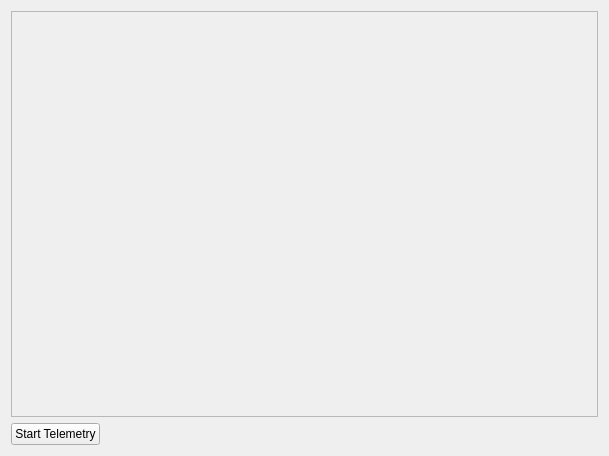
Old version of the form aq_telemetryView.ui in the repository nlbtuyen/ConfigurationGCS.
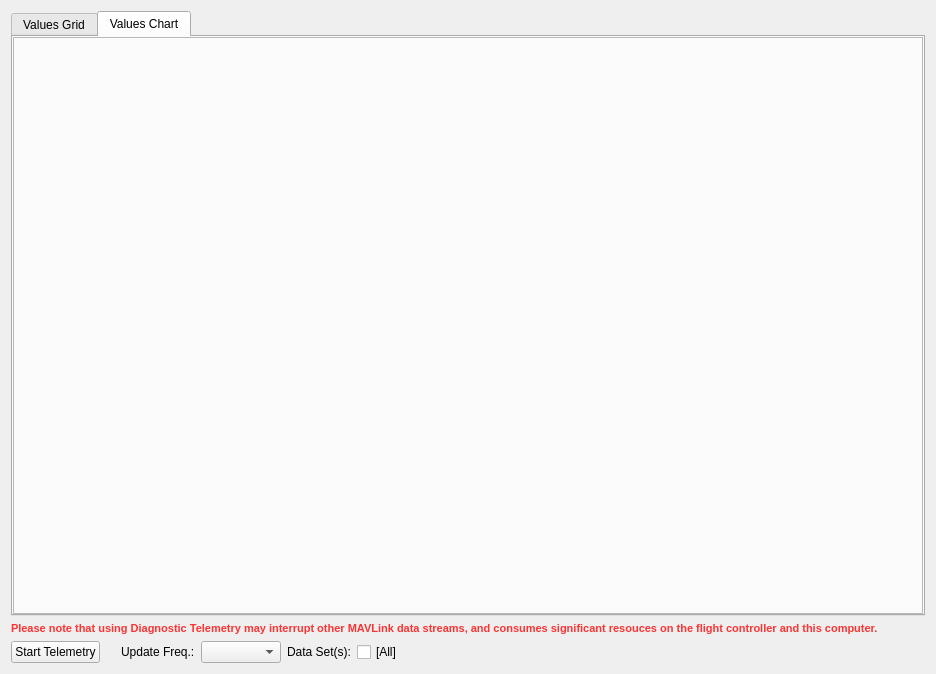
New version of the form. The open tabs and pages were chosen to show the change.

The edit to the form file:
```diff
--- a/aq_telemetryView.ui
+++ b/aq_telemetryView.ui
@@ -6,40 +6,205 @@
    <rect>
     <x>0</x>
     <y>0</y>
-    <width>609</width>
-    <height>456</height>
+    <width>936</width>
+    <height>674</height>
    </rect>
   </property>
   <property name="windowTitle">
    <string>Form</string>
   </property>
-  <layout class="QVBoxLayout" name="verticalLayout">
+  <layout class="QVBoxLayout" name="verticalLayout_3">
    <item>
-    <widget class="QScrollArea" name="tab_val_chart">
-     <property name="widgetResizable">
+    <widget class="QTabWidget" name="TelemetryTabWidget">
+     <property name="windowTitle">
+      <string>TabWidget</string>
+     </property>
+     <property name="currentIndex">
+      <number>0</number>
+     </property>
+     <widget class="QWidget" name="tab_val_grid">
+      <attribute name="title">
+       <string>Values Grid</string>
+      </attribute>
+      <layout class="QVBoxLayout" name="verticalLayout">
+       <property name="spacing">
+        <number>30</number>
+       </property>
+       <property name="topMargin">
+        <number>15</number>
+       </property>
+       <item alignment="Qt::AlignLeft|Qt::AlignTop">
+        <widget class="QWidget" name="valuesGrid" native="true">
+         <property name="sizePolicy">
+          <sizepolicy hsizetype="Preferred" vsizetype="MinimumExpanding">
+           <horstretch>0</horstretch>
+           <verstretch>0</verstretch>
+          </sizepolicy>
+         </property>
+         <property name="minimumSize">
+          <size>
+           <width>50</width>
+           <height>50</height>
+          </size>
+         </property>
+         <property name="autoFillBackground">
+          <bool>true</bool>
+         </property>
+        </widget>
+       </item>
+      </layout>
+     </widget>
+     <widget class="QWidget" name="tab_val_chart">
+      <attribute name="title">
+       <string>Values Chart</string>
+      </attribute>
+      <layout class="QVBoxLayout" name="verticalLayout_2">
+       <property name="spacing">
+        <number>0</number>
+       </property>
+       <property name="leftMargin">
+        <number>0</number>
+       </property>
+       <property name="topMargin">
+        <number>0</number>
+       </property>
+       <property name="rightMargin">
+        <number>0</number>
+       </property>
+       <property name="bottomMargin">
+        <number>0</number>
+       </property>
+       <item>
+        <widget class="QFrame" name="plotFrameTele">
+         <property name="sizePolicy">
+          <sizepolicy hsizetype="Expanding" vsizetype="Expanding">
+           <horstretch>0</horstretch>
+           <verstretch>0</verstretch>
+          </sizepolicy>
+         </property>
+         <property name="frameShape">
+          <enum>QFrame::StyledPanel</enum>
+         </property>
+         <property name="frameShadow">
+          <enum>QFrame::Raised</enum>
+         </property>
+        </widget>
+       </item>
+      </layout>
+     </widget>
+    </widget>
+   </item>
+   <item>
+    <widget class="QLabel" name="label_resourceWarning">
+     <property name="styleSheet">
+      <string notr="true">color: rgba(255, 0, 0, 200);
+font-weight: bold;
+font-size: 11px;</string>
+     </property>
+     <property name="text">
+      <string>Please note that using Diagnostic Telemetry may interrupt other MAVLink data streams, and consumes significant resouces on the flight controller and this computer.</string>
+     </property>
+     <property name="wordWrap">
       <bool>true</bool>
      </property>
-     <widget class="QWidget" name="plotFrameTele">
-      <property name="geometry">
-       <rect>
-        <x>0</x>
-        <y>0</y>
-        <width>589</width>
-        <height>405</height>
-       </rect>
-      </property>
-     </widget>
     </widget>
    </item>
    <item>
-    <layout class="QHBoxLayout" name="horizontalLayout">
+    <layout class="QHBoxLayout" name="horizontalLayout_14">
+     <property name="spacing">
+      <number>6</number>
+     </property>
      <item>
       <widget class="QPushButton" name="pushButton_start_tel_grid">
+       <property name="sizePolicy">
+        <sizepolicy hsizetype="Preferred" vsizetype="Fixed">
+         <horstretch>0</horstretch>
+         <verstretch>0</verstretch>
+        </sizepolicy>
+       </property>
        <property name="text">
         <string>Start Telemetry</string>
        </property>
       </widget>
      </item>
+     <item>
+      <spacer name="horizontalSpacer_2">
+       <property name="orientation">
+        <enum>Qt::Horizontal</enum>
+       </property>
+       <property name="sizeType">
+        <enum>QSizePolicy::Fixed</enum>
+       </property>
+       <property name="sizeHint" stdset="0">
+        <size>
+         <width>15</width>
+         <height>20</height>
+        </size>
+       </property>
+      </spacer>
+     </item>
+     <item>
+      <widget class="QLabel" name="label">
+       <property name="text">
+        <string>Update Freq.:</string>
+       </property>
+      </widget>
+     </item>
+     <item>
+      <widget class="QComboBox" name="Frequenz_Telemetry">
+       <property name="sizePolicy">
+        <sizepolicy hsizetype="Preferred" vsizetype="Fixed">
+         <horstretch>0</horstretch>
+         <verstretch>0</verstretch>
+        </sizepolicy>
+       </property>
+       <property name="minimumSize">
+        <size>
+         <width>80</width>
+         <height>0</height>
+        </size>
+       </property>
+      </widget>
+     </item>
+     <item>
+      <widget class="QLabel" name="label_dataSets">
+       <property name="text">
+        <string>Data Set(s):</string>
+       </property>
+      </widget>
+     </item>
+     <item>
+      <widget class="QCheckBox" name="checkBox_allDatasets">
+       <property name="sizePolicy">
+        <sizepolicy hsizetype="Fixed" vsizetype="Fixed">
+         <horstretch>0</horstretch>
+         <verstretch>0</verstretch>
+        </sizepolicy>
+       </property>
+       <property name="text">
+        <string>[All]</string>
+       </property>
+      </widget>
+     </item>
+     <item>
+      <spacer name="horizontalSpacer_3">
+       <property name="orientation">
+        <enum>Qt::Horizontal</enum>
+       </property>
+       <property name="sizeType">
+        <enum>QSizePolicy::Fixed</enum>
+       </property>
+       <property name="sizeHint" stdset="0">
+        <size>
+         <width>10</width>
+         <height>20</height>
+        </size>
+       </property>
+      </spacer>
+     </item>
+     <item>
+      <layout class="QHBoxLayout" name="hLayout_dataSets"/>
+     </item>
      <item>
       <spacer name="horizontalSpacer">
        <property name="orientation">
@@ -47,7 +212,7 @@
        </property>
        <property name="sizeHint" stdset="0">
         <size>
-         <width>40</width>
+         <width>578</width>
          <height>20</height>
         </size>
        </property>
```
Left out of the diff: 2 changed lines with no effect on the pictures.
